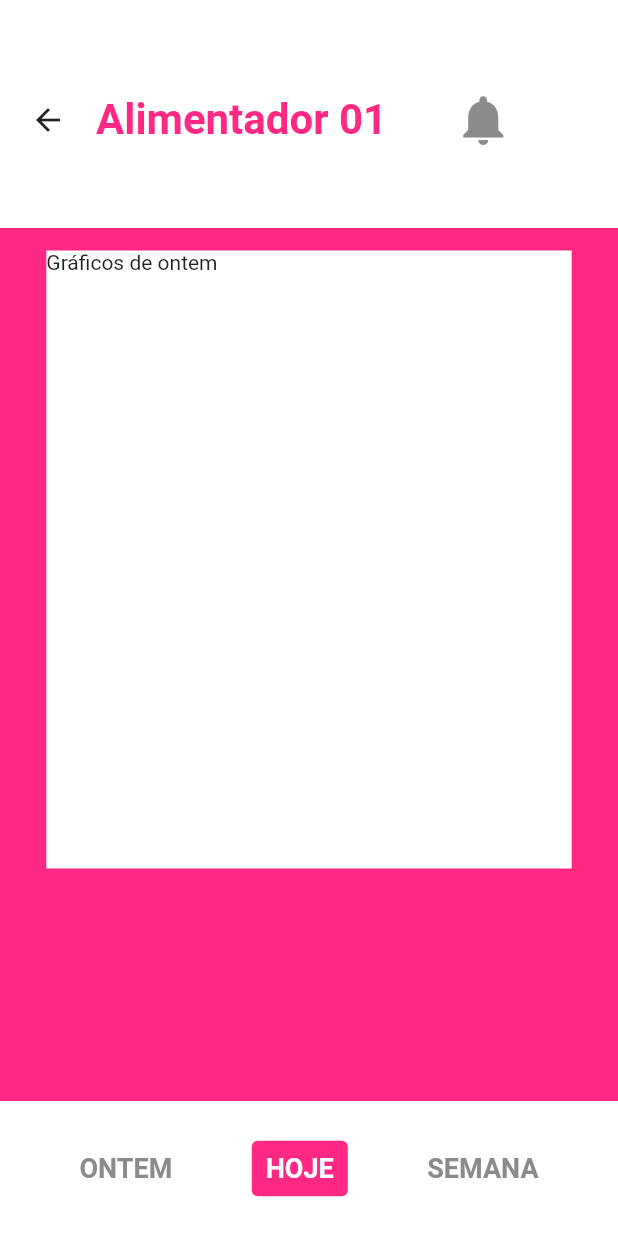
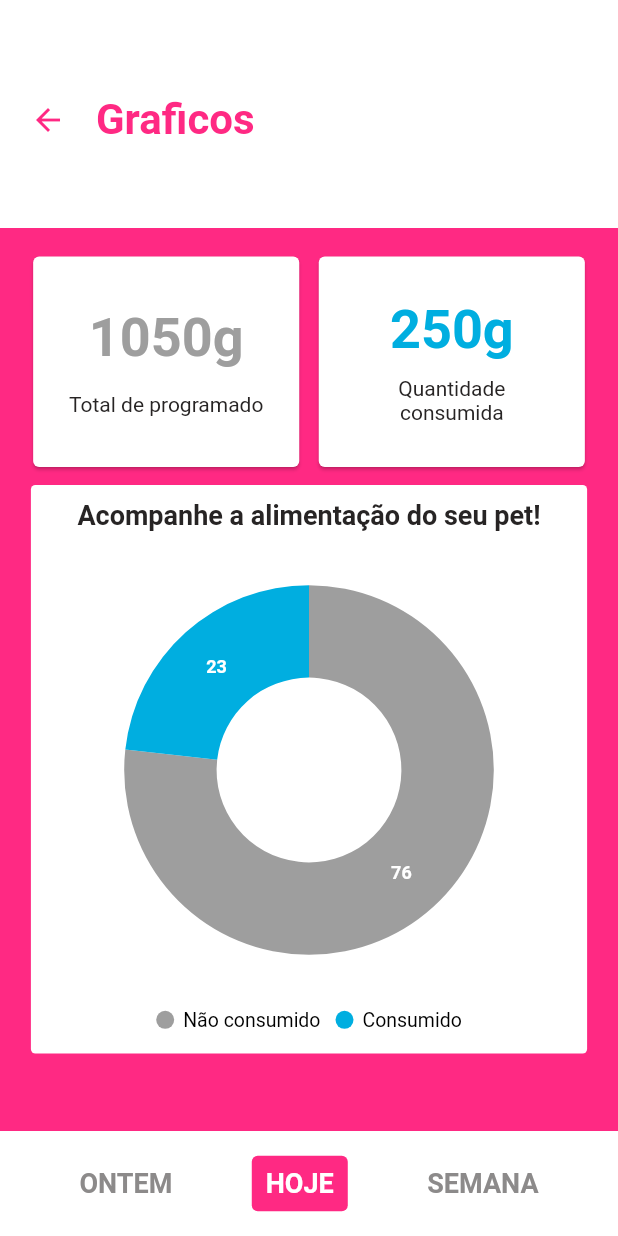
Before and after one commit to MateusLim4/PetEat, a Flutter app: the Statistics screen opened by its route, on a phone screen of 412 x 824 dp. Run offline on Flutter 3.47's test engine with Material 2 defaults, Android fonts, the phone set to English and light mode, and no system bars; our stand-ins replace awesome_notifications, firebase_core, google_fonts, google_sign_in, shared_preferences, sqflite and 1 more; missing offline and left inert: firebase_core_web, google_sign_in_web, shared_preferences_web; accounts and stored records are empty; Roboto replaces fonts that are missing (Sunflower).

Commit message:
tela de gráficos

```diff
--- a/peteat/lib/modules/statistic/pages/hoje.dart
+++ b/peteat/lib/modules/statistic/pages/hoje.dart
@@ -1,10 +1,19 @@
 import 'package:flutter/material.dart';
+import 'package:peteat/shared/widgets/charts_interface/display.dart';
 
-class TodayChart extends StatelessWidget {
-  const TodayChart({Key? key}) : super(key: key);
+class TodayChart extends StatefulWidget {
+  TodayChart({Key? key}) : super(key: key);
 
   @override
+  State<TodayChart> createState() => _TodayChartState();
+}
+
+class _TodayChartState extends State<TodayChart> {
+  @override
   Widget build(BuildContext context) {
-    return Container(child: Text('Gráficos de Hoje'));
+    return const ChartDisplay(
+      quantConsumida: 250,
+      quantDefinida: 1050,
+    );
   }
 }
--- a/peteat/lib/modules/statistic/pages/ontem.dart
+++ b/peteat/lib/modules/statistic/pages/ontem.dart
@@ -1,10 +1,19 @@
 import 'package:flutter/material.dart';
+import 'package:peteat/shared/widgets/charts_interface/display.dart';
 
-class YesterdayChart extends StatelessWidget {
-  const YesterdayChart({Key? key}) : super(key: key);
+class YesterdayChart extends StatefulWidget {
+  YesterdayChart({Key? key}) : super(key: key);
 
   @override
+  State<YesterdayChart> createState() => _YesterdayChartState();
+}
+
+class _YesterdayChartState extends State<YesterdayChart> {
+  @override
   Widget build(BuildContext context) {
-    return Container(child: Text('Gráficos de ontem'));
+    return const ChartDisplay(
+      quantConsumida: 250,
+      quantDefinida: 250,
+    );
   }
 }
--- a/peteat/lib/modules/statistic/statistic_page.dart
+++ b/peteat/lib/modules/statistic/statistic_page.dart
@@ -17,18 +17,14 @@ class Statistics extends StatefulWidget {
 class _StatisticsState extends State<Statistics> {
   final controller = StatisticsController();
 
-  @override
-  bool current1 = false;
-  bool current2 = true;
-  bool current3 = false;
+  late bool current1 = false;
+  late bool current2 = true;
+  late bool current3 = false;
 
   List pages = [TodayChart(), YesterdayChart(), WeekChart()];
 
   @override
   Widget build(BuildContext context) {
-    final size = MediaQuery.of(context).size;
-    final configController = StatisticsController();
-
     return Scaffold(
         appBar: PreferredSize(
           preferredSize: const Size.fromHeight(152),
@@ -43,19 +39,14 @@ class _StatisticsState extends State<Statistics> {
                   child: Padding(
                     padding: const EdgeInsets.only(top: 8.0),
                     child: Row(
-                        mainAxisAlignment: MainAxisAlignment.spaceBetween,
+                        mainAxisAlignment: MainAxisAlignment.center,
                         children: [
-                          const BackButton(),
+                          const BackButton(color: AppColors.primary),
                           Padding(
                             padding:
                                 const EdgeInsets.only(left: 8.0, right: 25),
-                            child: Text('Alimentador 01 ',
-                                style: TextStyles.pinkTitle),
-                          ),
-                          TextButton(
-                            child: const Icon(Icons.notifications,
-                                size: 40, color: AppColors.grey),
-                            onPressed: () {},
+                            child:
+                                Text('Graficos ', style: TextStyles.pinkTitle),
                           ),
                         ]),
                   ),
@@ -68,21 +59,15 @@ class _StatisticsState extends State<Statistics> {
         body: Padding(
             padding: const EdgeInsets.all(15),
             child: Column(children: [
-              Container(
-                child: Row(
-                  mainAxisAlignment: MainAxisAlignment.spaceAround,
-                  children: [
-                    Container(
-                        height: size.height * 0.5,
-                        width: size.width * 0.85,
-                        color: AppColors.titleWhite,
-                        child: pages[controller.currentPage]),
-                  ],
-                ),
+              Row(
+                mainAxisAlignment: MainAxisAlignment.spaceAround,
+                children: [
+                  Container(child: pages[controller.currentPage]),
+                ],
               ),
             ])),
         bottomNavigationBar: Container(
-          height: 90,
+          height: 70,
           color: AppColors.titleWhite,
           child: Row(
             mainAxisAlignment: MainAxisAlignment.spaceEvenly,
--- a/peteat/lib/modules/statistic/statistic_page_controller.dart
+++ b/peteat/lib/modules/statistic/statistic_page_controller.dart
@@ -1,5 +1,5 @@
 class StatisticsController {
-  var currentPage = 1;
+  var currentPage = 0;
 
   void setPage(int index) {
     currentPage = index;
--- a/peteat/lib/shared/models/allconfig_db.dart
+++ b/peteat/lib/shared/models/allconfig_db.dart
@@ -38,7 +38,7 @@ CREATE TABLE $tableConfigs (
   ${ConfigFields.minuto} $integerType,
   ${ConfigFields.diaSemanaId} $integerType,
   ${ConfigFields.diaSemana} $textType,
-  ${ConfigFields.alimento} $textType,
+  ${ConfigFields.alimento} $integerType,
   ${ConfigFields.notificacaoId} $integerType)
 ''');
   }
--- a/peteat/lib/shared/themes/font/app_text_style.dart
+++ b/peteat/lib/shared/themes/font/app_text_style.dart
@@ -54,6 +54,17 @@ class TextStyles {
     fontWeight: FontWeight.bold,
     color: AppColors.secondary,
   );
+  static final greyTextBold = GoogleFonts.sunflower(
+    fontSize: 36,
+    fontWeight: FontWeight.bold,
+    color: Colors.grey,
+  );
+  static final blueTextThin = GoogleFonts.sunflower(
+    fontSize: 36,
+    fontWeight: FontWeight.normal,
+    color: AppColors.secondary,
+  );
+
   static final blueTextBold2 = GoogleFonts.sunflower(
     fontSize: 25,
     fontWeight: FontWeight.bold,
--- a/peteat/lib/shared/widgets/charts/dounuts_chart.dart
+++ b/peteat/lib/shared/widgets/charts/dounuts_chart.dart
@@ -1,53 +1,67 @@
 /// Donut chart example. This is a simple pie chart with a hole in the middle.
-import 'package:charts_flutter/flutter.dart' as charts;
 import 'package:flutter/material.dart';
+import 'package:peteat/shared/themes/colors/app_colors.dart';
+import 'package:peteat/shared/themes/font/app_text_style.dart';
+import 'package:syncfusion_flutter_charts/charts.dart';
 
-class DonutPieChart extends StatelessWidget {
-  final List<charts.Series> seriesList;
-  final bool animate;
+class InfoChart extends StatefulWidget {
+  final List data;
+  const InfoChart({Key? key, required this.data}) : super(key: key);
 
-  DonutPieChart({Key? key, required this.seriesList, required this.animate})
-      : super(key: key);
+  @override
+  State<InfoChart> createState() => _InfoChartState();
+}
 
-  factory DonutPieChart.withSampleData() {
-    return DonutPieChart(
-      seriesList: _createSampleData(),
-      animate: false,
-    );
+class _InfoChartState extends State<InfoChart> {
+  late List<ICData> _chartData;
+
+  @override
+  void initState() {
+    super.initState();
+    double porcentagemConsumida =
+        ((widget.data[1] - widget.data[0]) / widget.data[1]) * 100;
+    double porcentagemNaoConsumida = widget.data[0] / widget.data[1] * 100;
+    _chartData = getChartData(porcentagemConsumida, porcentagemNaoConsumida);
   }
 
   @override
   Widget build(BuildContext context) {
-    return charts.PieChart(seriesList,
-        animate: animate,
-        // Configure the width of the pie slices to 60px. The remaining space in
-        // the chart will be left as a hole in the center.
-        defaultRenderer: charts.ArcRendererConfig(arcWidth: 60));
+    return SfCircularChart(
+      title: ChartTitle(
+          text: 'Acompanhe a alimentação do seu pet!',
+          textStyle: TextStyles.textBlack),
+      legend: Legend(
+          isVisible: true,
+          overflowMode: LegendItemOverflowMode.wrap,
+          position: LegendPosition.bottom),
+      palette: const <Color>[
+        Colors.grey,
+        AppColors.secondary,
+      ],
+      series: <CircularSeries>[
+        DoughnutSeries<ICData, String>(
+            dataSource: _chartData,
+            xValueMapper: (ICData data, _) => data.nome,
+            yValueMapper: (ICData data, _) => data.data,
+            dataLabelSettings: const DataLabelSettings(
+                isVisible: true,
+                textStyle: TextStyle(
+                    color: Colors.white, fontWeight: FontWeight.bold)))
+      ],
+    );
   }
 
-  /// Create one series with sample hard coded data.
-  static List<charts.Series<LinearSales, int>> _createSampleData() {
-    final data = [
-      LinearSales(0, 100),
-      LinearSales(1, 75),
-      LinearSales(2, 25),
-      LinearSales(3, 5),
+  List<ICData> getChartData(porcentagemConsumida, porcentagemNaoConsumida) {
+    final List<ICData> chartData = [
+      ICData('Não consumido', porcentagemConsumida.toInt()),
+      ICData('Consumido', porcentagemNaoConsumida.toInt()),
     ];
-    return [
-      charts.Series<LinearSales, int>(
-        id: 'Sales',
-        domainFn: (LinearSales sales, _) => sales.year,
-        measureFn: (LinearSales sales, _) => sales.sales,
-        data: data,
-      )
-    ];
+    return chartData;
   }
 }
 
-/// Sample linear data type.
-class LinearSales {
-  final int year;
-  final int sales;
-
-  LinearSales(this.year, this.sales);
+class ICData {
+  ICData(this.nome, this.data);
+  final String? nome;
+  final int? data;
 }
--- /dev/null
+++ b/peteat/lib/shared/widgets/charts_interface/display.dart
@@ -0,0 +1,88 @@
+import 'package:flutter/material.dart';
+import 'package:peteat/shared/themes/colors/app_colors.dart';
+import 'package:peteat/shared/themes/font/app_text_style.dart';
+import 'package:peteat/shared/widgets/charts/dounuts_chart.dart';
+
+class ChartDisplay extends StatefulWidget {
+  final int? quantConsumida;
+  final int? quantDefinida;
+  const ChartDisplay({
+    Key? key,
+    this.quantConsumida,
+    this.quantDefinida,
+  }) : super(key: key);
+
+  @override
+  State<ChartDisplay> createState() => _ChartDisplayState();
+}
+
+class _ChartDisplayState extends State<ChartDisplay> {
+  @override
+  Widget build(BuildContext context) {
+    final size = MediaQuery.of(context).size;
+    final list = [];
+    list.add(widget.quantConsumida);
+    list.add(widget.quantDefinida);
+
+    return SingleChildScrollView(
+      child: Column(
+        children: [
+          Row(
+            mainAxisAlignment: MainAxisAlignment.spaceAround,
+            children: [
+              Padding(
+                padding: const EdgeInsets.only(right: 5.0),
+                child: cardWidget(
+                  size,
+                  'Total de programado',
+                  widget.quantDefinida ?? 0,
+                  TextStyles.greyTextBold,
+                ),
+              ),
+              cardWidget(
+                size,
+                'Quantidade consumida',
+                widget.quantConsumida ?? 0,
+                TextStyles.blueTextBold,
+              ),
+            ],
+          ),
+          Padding(
+            padding: const EdgeInsets.only(top: 8.0),
+            child: Container(
+              height: size.height * 0.46,
+              width: size.width * 0.9,
+              decoration: BoxDecoration(
+                  color: AppColors.titleWhite,
+                  borderRadius: BorderRadius.circular(3)),
+              child: InfoChart(data: list),
+            ),
+          )
+        ],
+      ),
+    );
+  }
+
+  Widget cardWidget(size, texto, valor, estilo) => Container(
+        height: size.height * 0.18,
+        width: size.width * 0.45,
+        decoration: BoxDecoration(borderRadius: BorderRadius.circular(3)),
+        child: Card(
+          child: Padding(
+            padding: const EdgeInsets.all(18.0),
+            child: Column(
+              crossAxisAlignment: CrossAxisAlignment.center,
+              mainAxisAlignment: MainAxisAlignment.spaceEvenly,
+              children: [
+                Text('${valor}g', style: estilo),
+                Text(
+                  texto,
+                  textAlign: TextAlign.center,
+                  style: TextStyles.textBlackLight,
+                )
+              ],
+            ),
+          ),
+        ),
+      );
+}
--- a/peteat/pubspec.yaml
+++ b/peteat/pubspec.yaml
@@ -21,7 +21,7 @@ dependencies:
   awesome_notifications: ^0.0.6+10
   flutter_staggered_grid_view: ^0.4.1
   flutter_launcher_icons: ^0.9.1
-  charts_flutter: ^0.12.0
+  syncfusion_flutter_charts: ^19.3.48
 
 
 
```
Also changed, not shown: peteat/lib/modules/config/add_edit_config.dart (+24 -19 lines), peteat/lib/modules/config/config_page.dart (+1 -8 lines), peteat/lib/modules/home/home2.dart (+58 -33 lines), peteat/lib/modules/home/home_page.dart (+4 -8 lines), peteat/lib/modules/statistic/pages/semana.dart (+11 -2 lines), peteat/lib/shared/models/config_user.dart (+11 -11 lines), peteat/lib/shared/widgets/charts/data_points.dart (deleted, +0 -18 lines), peteat/pubspec.lock.
